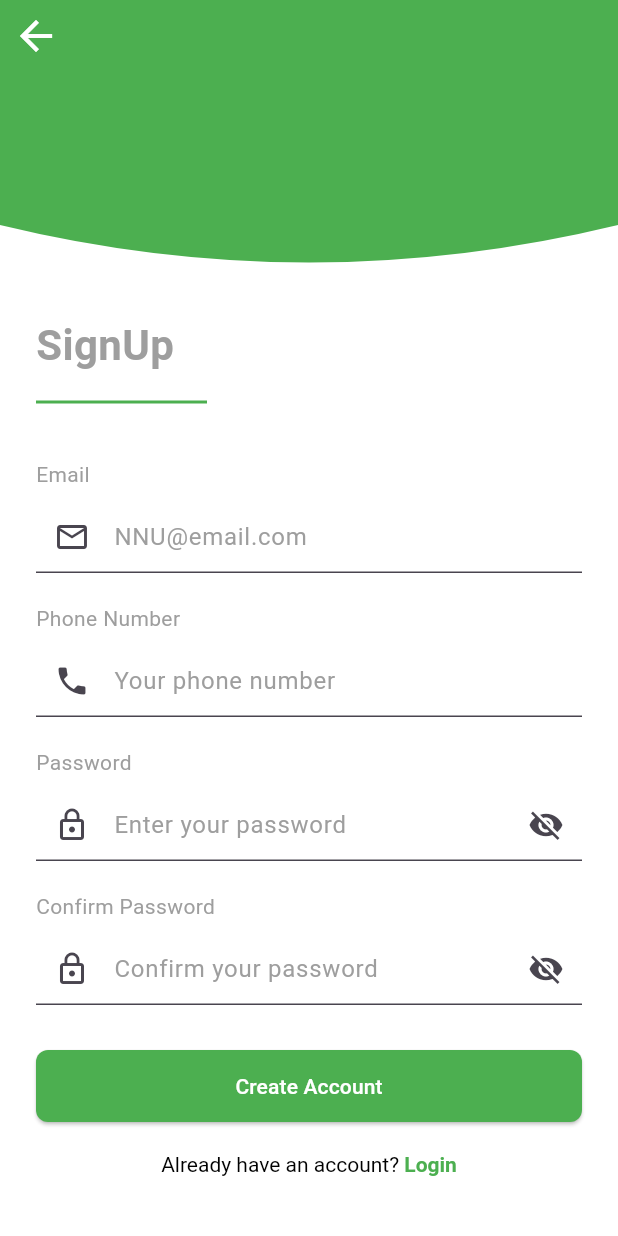
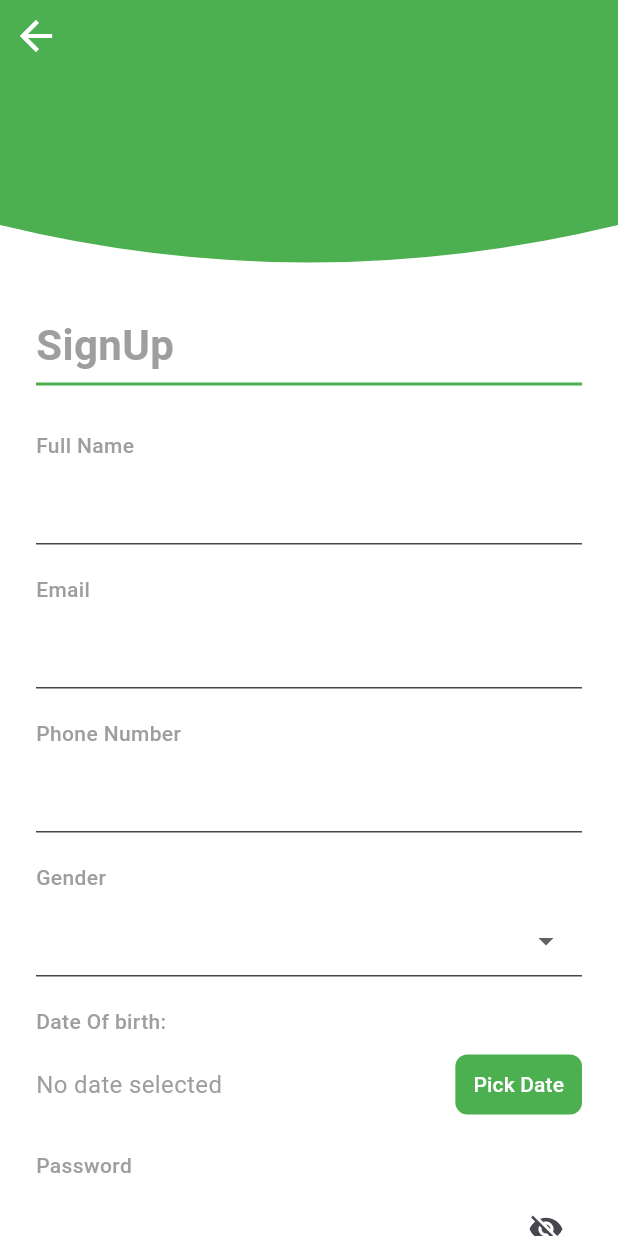
Before and after one commit to MomenRaddad/Mealy_App, a Flutter app: the SignUpScreen screen opened by its route, on a phone screen of 412 x 824 dp. Run offline on Flutter 3.47's test engine with Material 3 defaults, Android fonts, the phone set to English and light mode, and no system bars; our stand-ins replace cached_network_image, cloud_firestore, firebase_auth, firebase_core, firebase_storage, fl_chart and 2 more; accounts and stored records are empty; network calls fail.

Commit message:
feat: implement login functionality and enhance signup screen with validation

```diff
--- a/lib/view/screens/Login_Signup/Signup/signup.dart
+++ b/lib/view/screens/Login_Signup/Signup/signup.dart
@@ -1,9 +1,12 @@
 import 'package:flutter/material.dart';
 import 'package:flutter/gestures.dart';
 import 'package:meal_app/view/screens/Login_Signup/Login/login.dart';
+import 'package:meal_app/viewmodels/signup_viewmodel.dart';
 
 class SignUpScreen extends StatefulWidget {
-  const SignUpScreen({super.key});
+  final bool showAdminOption;
+
+  const SignUpScreen({super.key, this.showAdminOption = false});
 
   @override
   State<SignUpScreen> createState() => _SignUpScreenState();
@@ -12,6 +15,108 @@ class SignUpScreen extends StatefulWidget {
 class _SignUpScreenState extends State<SignUpScreen> {
   bool _obscurePassword = true;
   bool _obscureConfirmPassword = true;
+  bool _isAdminAccount = false;
+  final _emailController = TextEditingController();
+  final _passwordController = TextEditingController();
+  final _confirmPasswordController = TextEditingController();
+  final _nameController = TextEditingController();
+  final _phoneController = TextEditingController();
+  final _gender = ['Male', 'Female'];
+  String? _selectedGender;
+  DateTime? _selectedDate;
+
+  void _submit() async {
+    if (_passwordController.text != _confirmPasswordController.text) {
+      ScaffoldMessenger.of(context).showSnackBar(
+        const SnackBar(
+          content: Text("Passwords do not match", style: TextStyle(color: Colors.white)),
+          backgroundColor: Colors.red,
+        ),
+      );
+      return;
+    }
+
+    if (_selectedGender == null || _selectedDate == null) {
+      ScaffoldMessenger.of(context).showSnackBar(
+        const SnackBar(
+          content: Text("Please complete all fields", style: TextStyle(color: Colors.white)),
+          backgroundColor: Colors.red,
+        ),
+      );
+      return;
+    }
+
+    final vm = SignUpViewModel();
+    String? result = await vm.registerUser(
+      name: _nameController.text,
+      email: _emailController.text,
+      password: _passwordController.text,
+      gender: _selectedGender!,
+      dateOfBirth: _selectedDate!,
+      isAdmin: _isAdminAccount,
+    );
+
+    if (result == null) {
+      ScaffoldMessenger.of(context).showSnackBar(
+        const SnackBar(content: Text('Registration Successful')),
+      );
+      Navigator.pushReplacement(
+        context,
+        MaterialPageRoute(builder: (_) => const LoginScreen()),
+      );
+    } else {
+      ScaffoldMessenger.of(context).showSnackBar(SnackBar(content: Text(result)));
+    }
+  }
+
+  void _pickDate() async {
+    final DateTime? picked = await showDatePicker(
+      context: context,
+      initialDate: DateTime(2000, 1, 1),
+      firstDate: DateTime(1950),
+      lastDate: DateTime.now(),
+      builder: (BuildContext context, Widget? child) {
+        return Theme(
+          data: Theme.of(context).copyWith(
+            colorScheme: ColorScheme.light(
+              primary: Colors.green,
+              onPrimary: Colors.white,
+              onSurface: Colors.black,
+            ),
+            textButtonTheme: TextButtonThemeData(
+              style: TextButton.styleFrom(foregroundColor: Colors.green),
+            ),
+          ),
+          child: child!,
+        );
+      },
+    );
+
+    if (picked != null) {
+      setState(() {
+        _selectedDate = picked;
+      });
+    }
+  }
+
+  Widget _buildField(String label, Widget field) {
+    return Padding(
+      padding: const EdgeInsets.only(bottom: 20),
+      child: Column(
+        crossAxisAlignment: CrossAxisAlignment.start,
+        children: [
+          Text(label,
+              style: const TextStyle(
+                fontSize: 14,
+                color: Colors.grey,
+                fontWeight: FontWeight.w500,
+              )),
+          const SizedBox(height: 8),
+          field,
+        ],
+      ),
+    );
+  }
 
   @override
   Widget build(BuildContext context) {
@@ -32,9 +137,7 @@ class _SignUpScreenState extends State<SignUpScreen> {
               SafeArea(
                 child: IconButton(
                   icon: const Icon(Icons.arrow_back, color: Colors.white),
-                  onPressed: () {
-                    Navigator.pop(context);
-                  },
+                  onPressed: () => Navigator.pop(context),
                 ),
               ),
             ],
@@ -45,108 +148,126 @@ class _SignUpScreenState extends State<SignUpScreen> {
               child: ListView(
                 children: [
                   const SizedBox(height: 10),
-                  const Text(
-                    'SignUp',
-                    style: TextStyle(fontSize: 28, fontWeight: FontWeight.bold),
+                  const Text('SignUp',
+                      style: TextStyle(
+                        fontSize: 28,
+                        fontWeight: FontWeight.bold,
+                        color: Colors.grey,
+                      )),
+                  const SizedBox(height: 5),
+                  Container(height: 2, width: 60, color: Colors.green),
+                  const SizedBox(height: 30),
+
+                  _buildField(
+                    'Full Name',
+                    TextField(controller: _nameController, decoration: const InputDecoration(border: UnderlineInputBorder())),
                   ),
-                  const SizedBox(height: 10),
-                  const Divider(
-                    thickness: 2,
-                    color: Colors.green,
-                    endIndent: 250,
+                  _buildField(
+                    'Email',
+                    TextField(
+                      controller: _emailController,
+                      keyboardType: TextInputType.emailAddress,
+                      decoration: const InputDecoration(border: UnderlineInputBorder()),
                     ),
-                  const SizedBox(height: 30),
-                  const Text('Email'),
-                  const SizedBox(height: 8),
+                  ),
+                  _buildField(
+                    'Phone Number',
                     TextField(
-                    keyboardType: TextInputType.emailAddress,
+                      controller: _phoneController,
+                      keyboardType: TextInputType.phone,
+                      decoration: const InputDecoration(border: UnderlineInputBorder()),
+                    ),
+                  ),
+                  _buildField(
+                    'Gender',
+                    DropdownButtonFormField<String>(
+                      value: _selectedGender,
+                      items: _gender.map((value) => DropdownMenuItem(value: value, child: Text(value))).toList(),
+                      onChanged: (val) => setState(() => _selectedGender = val),
+                      decoration: const InputDecoration(border: UnderlineInputBorder()),
+                    ),
+                  ),
+                  _buildField(
+                    'Date Of birth:',
+                    Row(
+                      children: [
+                        Expanded(
+                          child: Text(
+                            _selectedDate == null
+                                ? 'No date selected'
+                                : '${_selectedDate!.toLocal()}'.split(' ')[0],
+                            style: const TextStyle(fontSize: 16),
+                          ),
+                        ),
+                        TextButton(
+                          onPressed: _pickDate,
+                          child: const Text("Pick Date"),
+                          style: TextButton.styleFrom(
+                            foregroundColor: Colors.white,
+                            backgroundColor: Colors.green,
+                            shape: RoundedRectangleBorder(borderRadius: BorderRadius.circular(8)),
+                          ),
+                        ),
+                      ],
+                    ),
+                  ),
+                  _buildField(
+                    'Password',
+                    TextField(
+                      controller: _passwordController,
+                      obscureText: _obscurePassword,
                       decoration: InputDecoration(
-                      hintText: 'NNU@email.com',
-                      prefixIcon: const Icon(Icons.email_outlined),
                         border: const UnderlineInputBorder(),
-                      focusedBorder: const UnderlineInputBorder(
-                        borderSide: BorderSide(color: Colors.green),
+                        suffixIcon: IconButton(
+                          icon: Icon(_obscurePassword ? Icons.visibility_off : Icons.visibility),
+                          onPressed: () => setState(() => _obscurePassword = !_obscurePassword),
                         ),
                       ),
                     ),
-                  const SizedBox(height: 20),
-                  const Text('Phone Number'),
-                  const SizedBox(height: 8),
+                  ),
+                  _buildField(
+                    'Confirm Password',
                     TextField(
-                    keyboardType: TextInputType.phone,
+                      controller: _confirmPasswordController,
+                      obscureText: _obscureConfirmPassword,
                       decoration: InputDecoration(
-                      hintText: 'Your phone number',
-                      prefixIcon: const Icon(Icons.phone),
                         border: const UnderlineInputBorder(),
-                      focusedBorder: const UnderlineInputBorder(
-                        borderSide: BorderSide(color: Colors.green),
+                        suffixIcon: IconButton(
+                          icon: Icon(_obscureConfirmPassword ? Icons.visibility_off : Icons.visibility),
+                          onPressed: () => setState(() => _obscureConfirmPassword = !_obscureConfirmPassword),
                         ),
                       ),
                     ),
-                  const SizedBox(height: 20),
-                  const Text('Password'),
-                  const SizedBox(height: 8),
-                  TextField(
-                    obscureText: _obscurePassword,
-                    decoration: InputDecoration(
-                      hintText: 'Enter your password',
-                      prefixIcon: const Icon(Icons.lock_outline),
-                      suffixIcon: IconButton(
-                        icon: Icon(
-                          _obscurePassword
-                              ? Icons.visibility_off
-                              : Icons.visibility,
                   ),
-                        onPressed: () {
+
+                  if (widget.showAdminOption)
+                    Padding(
+                      padding: const EdgeInsets.only(bottom: 10),
+                      child: Row(
+                        children: [
+                          Checkbox(
+                            value: _isAdminAccount,
+                            onChanged: (val) {
                               setState(() {
-                            _obscurePassword = !_obscurePassword;
+                                _isAdminAccount = val ?? false;
                               });
                             },
                           ),
-                      border: const UnderlineInputBorder(),
-                      focusedBorder: const UnderlineInputBorder(
-                        borderSide: BorderSide(color: Colors.green),
+                          const Text("Create Admin Account"),
+                        ],
                       ),
                     ),
-                  ),
+
                   const SizedBox(height: 20),
-                  const Text('Confirm Password'),
-                  const SizedBox(height: 8),
-                  TextField(
-                    obscureText: _obscureConfirmPassword,
-                    decoration: InputDecoration(
-                      hintText: 'Confirm your password',
-                      prefixIcon: const Icon(Icons.lock_outline),
-                      suffixIcon: IconButton(
-                        icon: Icon(
-                          _obscureConfirmPassword
-                              ? Icons.visibility_off
-                              : Icons.visibility,
-                        ),
-                        onPressed: () {
-                          setState(() {
-                            _obscureConfirmPassword = !_obscureConfirmPassword;
-                          });
-                        },
-                      ),
-                      border: const UnderlineInputBorder(),
-                      focusedBorder: const UnderlineInputBorder(
-                        borderSide: BorderSide(color: Colors.green),
-                      ),
-                    ),
-                  ),
-                  const SizedBox(height: 30),
                   SizedBox(
                     width: double.infinity,
                     height: 48,
                     child: ElevatedButton(
+                      onPressed: _submit,
                       style: ElevatedButton.styleFrom(
                         backgroundColor: Colors.green,
-                        shape: RoundedRectangleBorder(
-                          borderRadius: BorderRadius.circular(8),
+                        shape: RoundedRectangleBorder(borderRadius: BorderRadius.circular(8)),
                       ),
-                      ),
-                      onPressed: () {},
                       child: const Text("Create Account"),
                     ),
                   ),
@@ -159,21 +280,12 @@ class _SignUpScreenState extends State<SignUpScreen> {
                           const TextSpan(text: "Already have an account? "),
                           TextSpan(
                             text: "Login",
-                            style: const TextStyle(
-                              color: Colors.green,
-                              fontWeight: FontWeight.bold,
+                            style: const TextStyle(color: Colors.green, fontWeight: FontWeight.bold),
+                            recognizer: TapGestureRecognizer()
+                              ..onTap = () => Navigator.push(
+                                    context,
+                                    MaterialPageRoute(builder: (context) => const LoginScreen()),
                                   ),
-                            recognizer:
-                                TapGestureRecognizer()
-                                  ..onTap = () {
-                                    Navigator.push(
-                                      context,
-                                      MaterialPageRoute(
-                                        builder:
-                                            (context) => const LoginScreen(),
-                                      ),
-                                    );
-                                  },
                           ),
                         ],
                       ),
@@ -196,12 +308,7 @@ class TopWaveClipper extends CustomClipper<Path> {
     path.lineTo(0, size.height - 50);
     var controlPoint = Offset(size.width / 2, size.height);
     var endPoint = Offset(size.width, size.height - 50);
-    path.quadraticBezierTo(
-      controlPoint.dx,
-      controlPoint.dy,
-      endPoint.dx,
-      endPoint.dy,
-    );
+    path.quadraticBezierTo(controlPoint.dx, controlPoint.dy, endPoint.dx, endPoint.dy);
     path.lineTo(size.width, 0);
     path.close();
     return path;
```
Also changed, not shown: lib/view/screens/Login_Signup/Login/login.dart (+54 -55 lines). Lines whose indentation alone changed are shown as unchanged.
